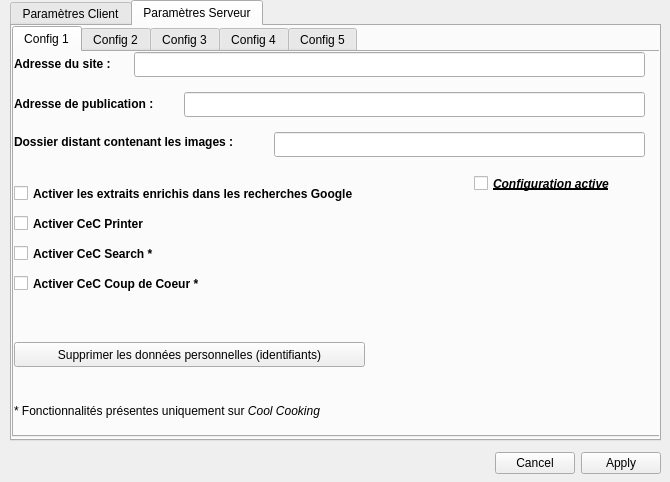
First picture: the form in options.ui, repository AlypieFr/qrecipewriter, before the edit.
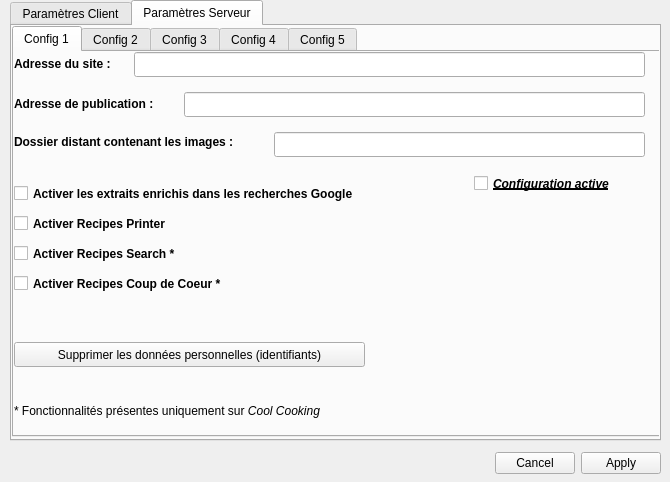
Second picture: the form after the edit. The open tabs and pages were chosen to show the change. Icons and pictures are not drawn.

Commit message: Update names in options

Patch:
```diff
--- a/options.ui
+++ b/options.ui
@@ -558,7 +558,7 @@
          <rect>
           <x>0</x>
           <y>190</y>
-          <width>171</width>
+          <width>211</width>
           <height>23</height>
          </rect>
         </property>
@@ -566,7 +566,7 @@
          <string notr="true">font-weight: bold;</string>
         </property>
         <property name="text">
-         <string>Activer CeC Search *</string>
+         <string>Activer Recipes Search *</string>
         </property>
        </widget>
        <widget class="QLineEdit" name="lineEditAdresseSite">
@@ -607,7 +607,7 @@
          <rect>
           <x>0</x>
           <y>160</y>
-          <width>161</width>
+          <width>201</width>
           <height>23</height>
          </rect>
         </property>
@@ -615,7 +615,7 @@
          <string notr="true">font-weight: bold;</string>
         </property>
         <property name="text">
-         <string>Activer CeC Printer</string>
+         <string>Activer Recipes Printer</string>
         </property>
        </widget>
        <widget class="QCheckBox" name="recCoupDeCoeur">
@@ -623,7 +623,7 @@
          <rect>
           <x>0</x>
           <y>220</y>
-          <width>231</width>
+          <width>261</width>
           <height>23</height>
          </rect>
         </property>
@@ -631,7 +631,7 @@
          <string notr="true">font-weight: bold;</string>
         </property>
         <property name="text">
-         <string>Activer CeC Coup de Coeur *</string>
+         <string>Activer Recipes Coup de Coeur *</string>
         </property>
        </widget>
        <widget class="QPushButton" name="buttonOptionsSupprimerDonneesPerso">
@@ -676,7 +676,7 @@
          <rect>
           <x>0</x>
           <y>130</y>
-          <width>400</width>
+          <width>431</width>
           <height>23</height>
          </rect>
         </property>
```
Left out of the diff: 58 changed lines with no effect on the pictures.
